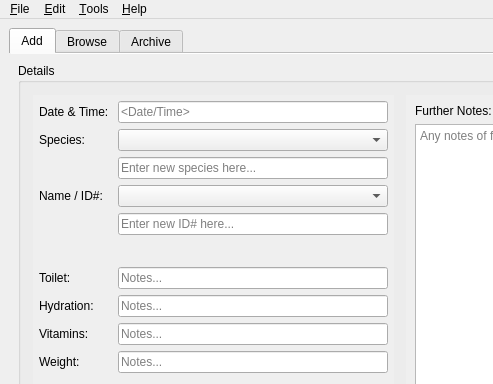
Before: the Qt Designer form src/gui/herpapp.ui in GekkoFyre/HerpLog, drawn with Qt 5; both pictures show x 0 to 493 and y 0 to 384 of the 800 by 800 pixel window.
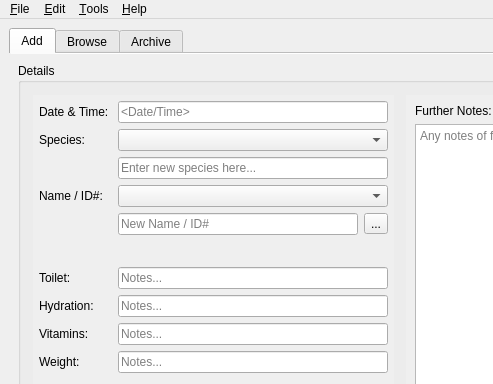
After: the same form once the commit is applied.

```diff
--- a/src/gui/herpapp.ui
+++ b/src/gui/herpapp.ui
@@ -135,14 +135,7 @@
                   <item row="3" column="1">
                    <widget class="QComboBox" name="comboBox_existing_id"/>
                   </item>
-                  <item row="4" column="1">
-                   <widget class="QLineEdit" name="lineEdit_new_id">
-                    <property name="placeholderText">
-                     <string>Enter new ID# here...</string>
-                    </property>
-                   </widget>
-                  </item>
-                  <item row="7" column="1">
+                  <item row="6" column="1">
                    <spacer name="horizontalSpacer_notes">
                     <property name="orientation">
                      <enum>Qt::Horizontal</enum>
@@ -155,63 +148,63 @@
                     </property>
                    </spacer>
                   </item>
-                  <item row="8" column="0">
+                  <item row="7" column="0">
                    <widget class="QLabel" name="label_toilet_notes">
                     <property name="text">
                      <string>Toilet: </string>
                     </property>
                    </widget>
                   </item>
-                  <item row="8" column="1">
+                  <item row="7" column="1">
                    <widget class="QLineEdit" name="lineEdit_toilet_notes">
                     <property name="placeholderText">
                      <string>Notes...</string>
                     </property>
                    </widget>
                   </item>
-                  <item row="9" column="0">
+                  <item row="8" column="0">
                    <widget class="QLabel" name="label_hydration_notes">
                     <property name="text">
                      <string>Hydration: </string>
                     </property>
                    </widget>
                   </item>
-                  <item row="9" column="1">
+                  <item row="8" column="1">
                    <widget class="QLineEdit" name="lineEdit_hydration_notes">
                     <property name="placeholderText">
                      <string>Notes...</string>
                     </property>
                    </widget>
                   </item>
-                  <item row="10" column="0">
+                  <item row="9" column="0">
                    <widget class="QLabel" name="label_vitamins_notes">
                     <property name="text">
                      <string>Vitamins: </string>
                     </property>
                    </widget>
                   </item>
-                  <item row="10" column="1">
+                  <item row="9" column="1">
                    <widget class="QLineEdit" name="lineEdit_vitamins_notes">
                     <property name="placeholderText">
                      <string>Notes...</string>
                     </property>
                    </widget>
                   </item>
-                  <item row="11" column="0">
+                  <item row="10" column="0">
                    <widget class="QLabel" name="label_weight_notes">
                     <property name="text">
                      <string>Weight: </string>
                     </property>
                    </widget>
                   </item>
-                  <item row="11" column="1">
+                  <item row="10" column="1">
                    <widget class="QLineEdit" name="lineEdit_weight_notes">
                     <property name="placeholderText">
                      <string>Notes...</string>
                     </property>
                    </widget>
                   </item>
-                  <item row="12" column="1">
+                  <item row="11" column="1">
                    <spacer name="horizontalSpacer_checkBox">
                     <property name="orientation">
                      <enum>Qt::Horizontal</enum>
@@ -224,28 +217,28 @@
                     </property>
                    </spacer>
                   </item>
-                  <item row="13" column="1">
+                  <item row="12" column="1">
                    <widget class="QCheckBox" name="checkBox_toilet">
                     <property name="text">
                      <string>Went Toilet</string>
                     </property>
                    </widget>
                   </item>
-                  <item row="14" column="1">
+                  <item row="13" column="1">
                    <widget class="QCheckBox" name="checkBox_hydration">
                     <property name="text">
                      <string>Had Hydration</string>
                     </property>
                    </widget>
                   </item>
-                  <item row="15" column="1">
+                  <item row="14" column="1">
                    <widget class="QCheckBox" name="checkBox_vitamins">
                     <property name="text">
                      <string>Had Vitamins</string>
                     </property>
                    </widget>
                   </item>
-                  <item row="16" column="1">
+                  <item row="15" column="1">
                    <widget class="QDoubleSpinBox" name="spinBox_weight">
                     <property name="suffix">
                      <string> g</string>
@@ -258,7 +251,7 @@
                     </property>
                    </widget>
                   </item>
-                  <item row="17" column="1">
+                  <item row="16" column="1">
                    <spacer name="horizontalSpacer_14">
                     <property name="orientation">
                      <enum>Qt::Horizontal</enum>
@@ -271,7 +264,7 @@
                     </property>
                    </spacer>
                   </item>
-                  <item row="18" column="1">
+                  <item row="17" column="1">
                    <spacer name="horizontalSpacer_15">
                     <property name="orientation">
                      <enum>Qt::Horizontal</enum>
@@ -284,13 +277,57 @@
                     </property>
                    </spacer>
                   </item>
-                  <item row="19" column="1">
+                  <item row="18" column="1">
                    <widget class="QPushButton" name="pushButton_add_data">
                     <property name="text">
                      <string>Submit</string>
                     </property>
                    </widget>
                   </item>
+                  <item row="5" column="1">
+                   <widget class="QFrame" name="frame_3">
+                    <property name="frameShape">
+                     <enum>QFrame::NoFrame</enum>
+                    </property>
+                    <property name="frameShadow">
+                     <enum>QFrame::Raised</enum>
+                    </property>
+                    <layout class="QHBoxLayout" name="horizontalLayout_6">
+                     <property name="spacing">
+                      <number>6</number>
+                     </property>
+                     <property name="leftMargin">
+                      <number>0</number>
+                     </property>
+                     <property name="topMargin">
+                      <number>0</number>
+                     </property>
+                     <property name="rightMargin">
+                      <number>0</number>
+                     </property>
+                     <property name="bottomMargin">
+                      <number>0</number>
+                     </property>
+                     <item>
+                      <widget class="QLineEdit" name="lineEdit_new_id">
+                       <property name="placeholderText">
+                        <string>New Name / ID#</string>
+                       </property>
+                      </widget>
+                     </item>
+                     <item>
+                      <widget class="QToolButton" name="toolButton_new_hash">
+                       <property name="toolTip">
+                        <string>Create a new, random ID#.</string>
+                       </property>
+                       <property name="text">
+                        <string>...</string>
+                       </property>
+                      </widget>
+                     </item>
+                    </layout>
+                   </widget>
+                  </item>
                  </layout>
                 </widget>
                </widget>
```
